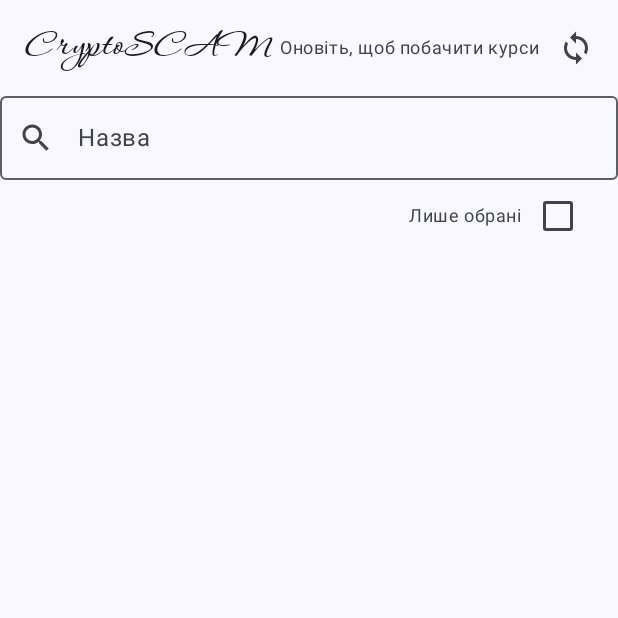
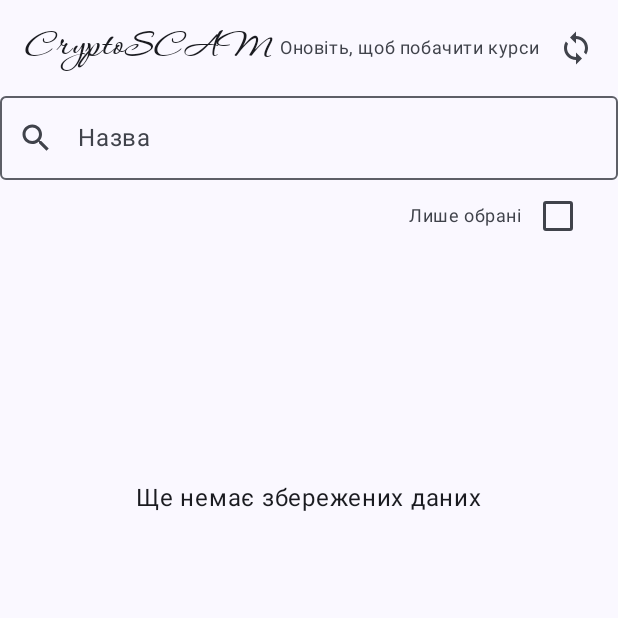
Before and after one commit to bobser223/humsterCombat, an Android app built with Jetpack Compose: the screen it shows after launch (MainActivity), on a phone screen of 412 x 824 dp, the top half of it. Run offline under Robolectric (Android 15) with nearby library versions, the phone set to English and light mode, and no system bars; our stand-ins replace Room's generated code; libraries missing offline, so code that uses them is left out: androidx.room3; 10 statements that could not run were skipped.

Commit message:
Add default screen for when assets are not loaded

```diff
--- a/app/src/main/java/com/example/cryptoscam/MainActivity.kt
+++ b/app/src/main/java/com/example/cryptoscam/MainActivity.kt
@@ -110,6 +110,20 @@ class MainActivity : ComponentActivity() {
                         AssetSearchField(query, viewModel::onQueryChanged)
                         StarredFilter(starredOnly, viewModel::onStarredOnlyChanged)
 
+                        if (syncStatus == SyncStatus.Idle) {
+                            Box(
+                                contentAlignment = Alignment.Center,
+                                modifier = Modifier
+                                    .weight(1f)
+                                    .fillMaxWidth()
+                                    .padding(16.dp)
+                            ) {
+                                StatusMessage(
+                                    text = "Ще немає збережених даних"
+                                )
+                            }
+                        }
+
                         if (assets.isEmpty() && (query.isNotBlank() || starredOnly)) {
                             Box(
                                 contentAlignment = Alignment.Center,
--- a/gradle/libs.versions.toml
+++ b/gradle/libs.versions.toml
@@ -1,5 +1,5 @@
 [versions]
-agp = "9.4.0"
+agp = "9.5.2"
 coreKtx = "1.19.1"
 junit = "4.13.2"
 junitVersion = "1.3.0"
```
